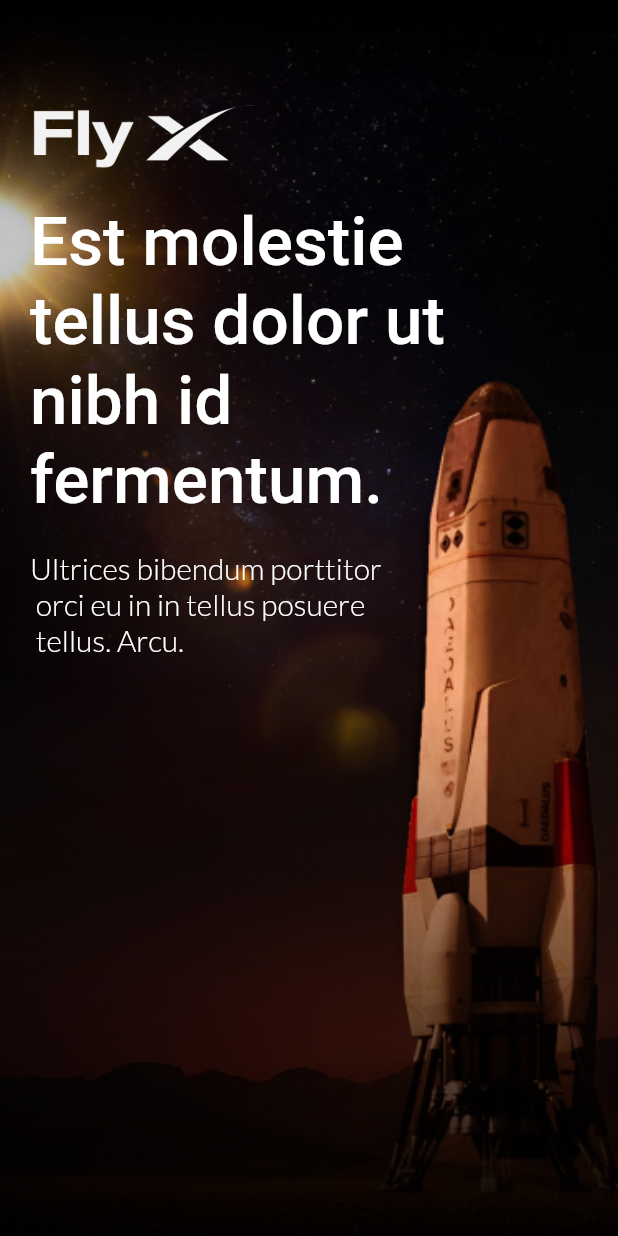
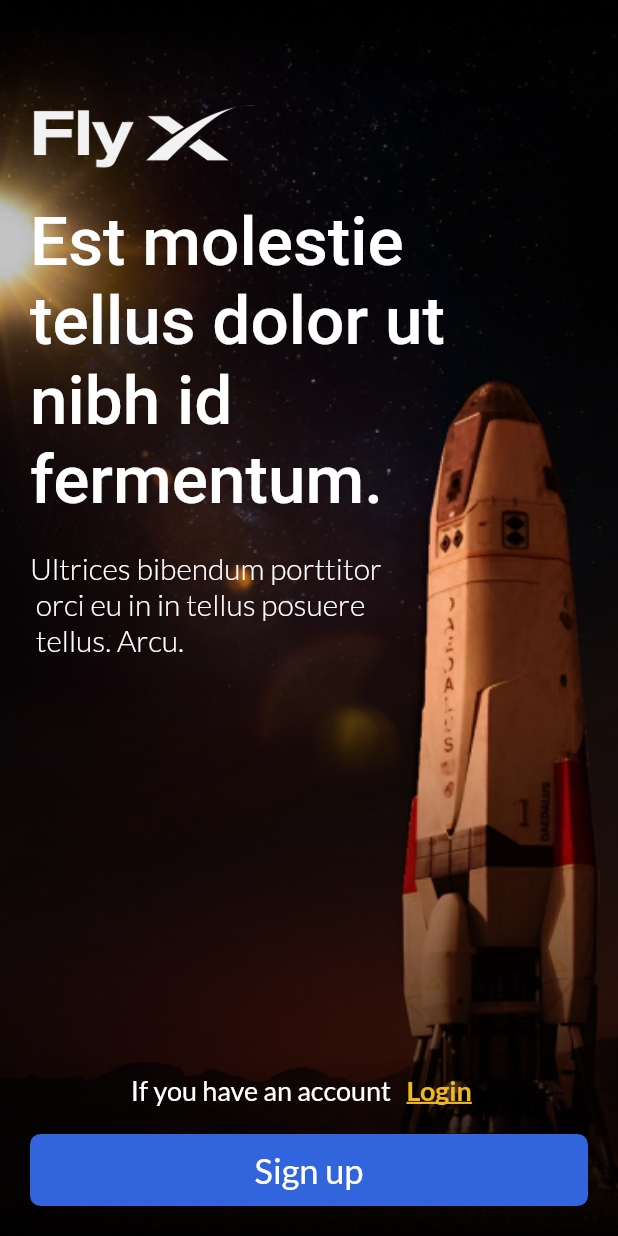
Before and after one commit to Kawyanethma/AltShiftTech_RootCode-Challenge, a Flutter app: the screen it shows after launch, on a phone screen of 412 x 824 dp. Run offline on Flutter 3.47's test engine with Material 2 defaults, Android fonts, the phone set to English and light mode, and no system bars; our stand-ins replace google_fonts; Roboto replaces fonts that are missing (Jura).

Commit message:
welcome page (UI changes)
all UI components are implemented

```diff
--- a/lib/welcome.dart
+++ b/lib/welcome.dart
@@ -21,6 +21,11 @@ class WelcomeScreen extends StatelessWidget {
           child: Container(
             padding: const EdgeInsets.all(20),
             child: Column(
+              crossAxisAlignment: CrossAxisAlignment.stretch,
+              mainAxisSize: MainAxisSize.max,
+              mainAxisAlignment: MainAxisAlignment.spaceBetween,
+              children: [
+                Column(
                   crossAxisAlignment: CrossAxisAlignment.start,
                   mainAxisSize: MainAxisSize.max,
                   mainAxisAlignment: MainAxisAlignment.start,
@@ -50,6 +55,59 @@ class WelcomeScreen extends StatelessWidget {
                     ),
                   ],
                 ),
+                Column(
+                  children: [
+                    Row(
+                      mainAxisAlignment: MainAxisAlignment.center,
+                      children: [
+                        Text(
+                          'If you have an account',
+                          style: GoogleFonts.lato(
+                              fontSize: 18,
+                              fontWeight: FontWeight.w400,
+                              color: Colors.white),
+                          textAlign: TextAlign.center,
+                        ),
+                        TextButton(
+                            onPressed: () {
+                              //going to login page
+                            },
+                            child: Text(
+                              'Login',
+                              style: GoogleFonts.lato(
+                                  decoration: TextDecoration.underline,
+                                  fontSize: 18,
+                                  fontWeight: FontWeight.w600,
+                                  color:
+                                      const Color.fromARGB(255, 242, 184, 32)),
+                              textAlign: TextAlign.center,
+                            ))
+                      ],
+                    ),
+                    const SizedBox(height: 5),
+                    MaterialButton(
+                        color: const Color.fromARGB(255, 49, 100, 221),
+                        minWidth: double.infinity,
+                        shape: RoundedRectangleBorder(
+                            borderRadius: BorderRadius.circular(7)),
+                        onPressed: () {
+                          //going to signup from
+                        },
+                        child: Padding(
+                          padding: const EdgeInsets.all(10),
+                          child: Text(
+                            'Sign up',
+                            style: GoogleFonts.lato(
+                                fontSize: 23,
+                                fontWeight: FontWeight.w400,
+                                color: Colors.white),
+                            textAlign: TextAlign.center,
+                          ),
+                        ))
+                  ],
+                ),
+              ],
+            ),
           ),
         ),
       ),
```
Also changed, not shown: pubspec.lock, 1 other file. Lines whose indentation alone changed are shown as unchanged.
